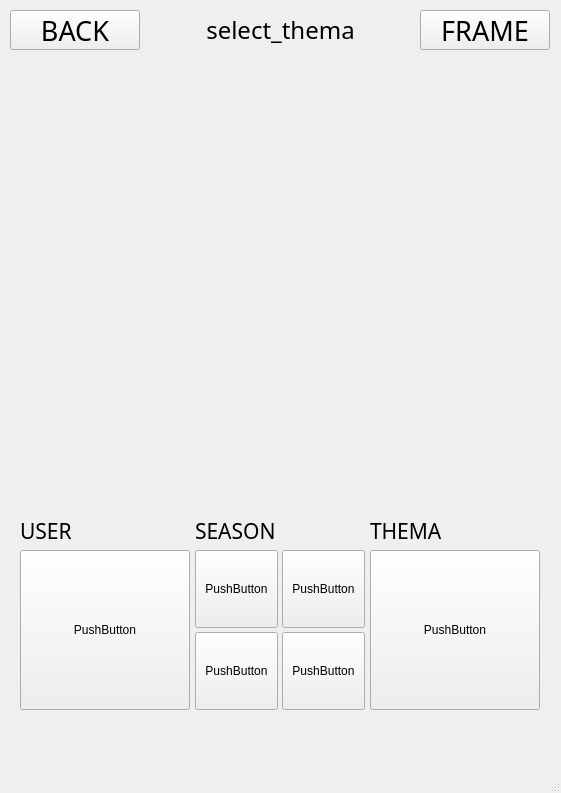
This is jihye_ui (To be deleted later)/thema_exapmle.ui in tribbless/helpmemakeupmirror as Qt 5 draws it before an edit. The edited form follows.
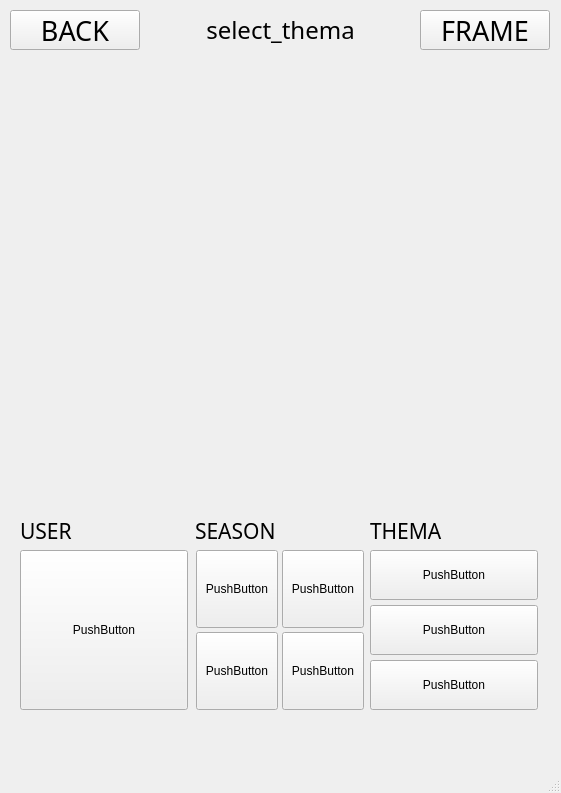
This is the edited form.

What changed in the file:
```diff
--- a/jihye_ui (To be deleted later)/thema_exapmle.ui
+++ b/jihye_ui (To be deleted later)/thema_exapmle.ui
@@ -75,7 +75,7 @@
      <rect>
       <x>20</x>
       <y>550</y>
-      <width>170</width>
+      <width>168</width>
       <height>160</height>
      </rect>
     </property>
@@ -86,9 +86,9 @@
    <widget class="QPushButton" name="pushButton_4">
     <property name="geometry">
      <rect>
-      <x>195</x>
+      <x>196</x>
       <y>550</y>
-      <width>83</width>
+      <width>82</width>
       <height>78</height>
      </rect>
     </property>
@@ -101,7 +101,7 @@
      <rect>
       <x>282</x>
       <y>550</y>
-      <width>83</width>
+      <width>82</width>
       <height>78</height>
      </rect>
     </property>
@@ -112,9 +112,9 @@
    <widget class="QPushButton" name="pushButton_6">
     <property name="geometry">
      <rect>
-      <x>195</x>
+      <x>196</x>
       <y>632</y>
-      <width>83</width>
+      <width>82</width>
       <height>78</height>
      </rect>
     </property>
@@ -127,7 +127,7 @@
      <rect>
       <x>282</x>
       <y>632</y>
-      <width>83</width>
+      <width>82</width>
       <height>78</height>
      </rect>
     </property>
@@ -140,8 +140,8 @@
      <rect>
       <x>370</x>
       <y>550</y>
-      <width>170</width>
-      <height>160</height>
+      <width>168</width>
+      <height>50</height>
      </rect>
     </property>
     <property name="text">
@@ -205,6 +205,32 @@
      <string>THEMA</string>
     </property>
    </widget>
+   <widget class="QPushButton" name="pushButton_9">
+    <property name="geometry">
+     <rect>
+      <x>370</x>
+      <y>605</y>
+      <width>168</width>
+      <height>50</height>
+     </rect>
+    </property>
+    <property name="text">
+     <string>PushButton</string>
+    </property>
+   </widget>
+   <widget class="QPushButton" name="pushButton_10">
+    <property name="geometry">
+     <rect>
+      <x>370</x>
+      <y>660</y>
+      <width>168</width>
+      <height>50</height>
+     </rect>
+    </property>
+    <property name="text">
+     <string>PushButton</string>
+    </property>
+   </widget>
   </widget>
   <widget class="QMenuBar" name="menubar">
    <property name="geometry">
```
